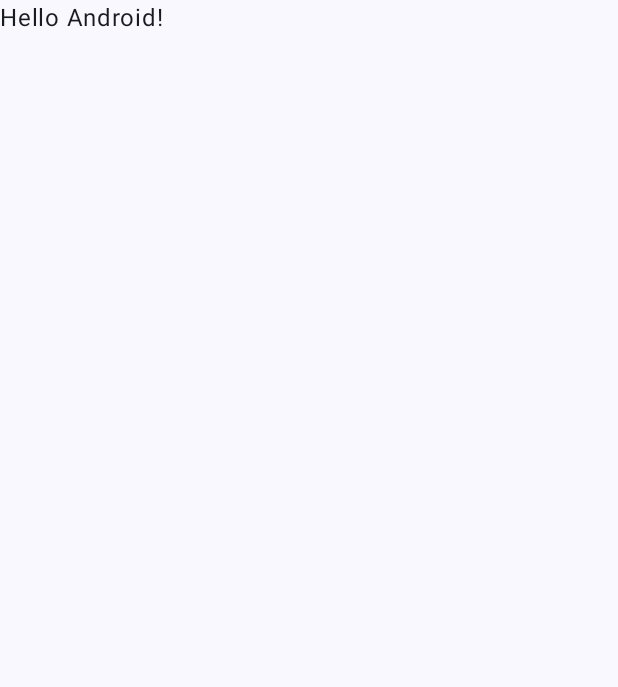
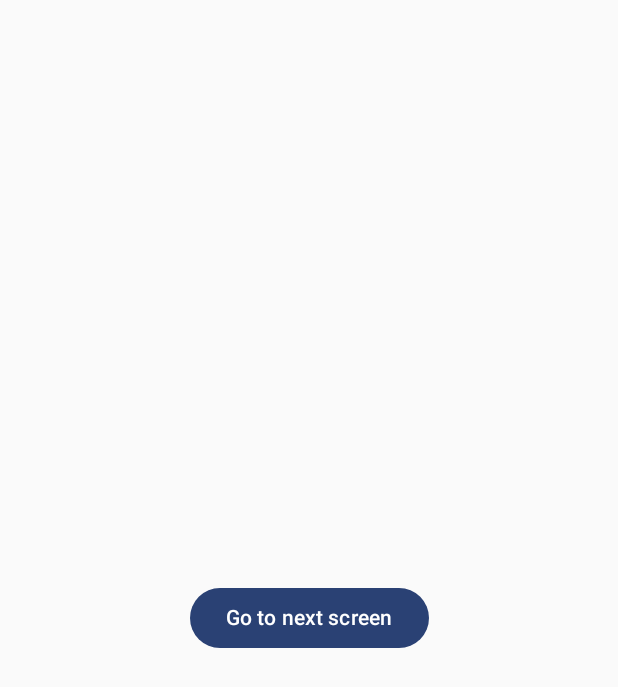
Before and after one commit to balajiprabhu-github/AndroidRefresher, an Android app built with Jetpack Compose: the screen it shows after launch (MainActivity), on a phone screen of 412 x 824 dp. Before the commit the part shown is almost empty. Shown: the top 687 px of the screen. Run offline under Robolectric (Android 15) with nearby library versions, the phone set to English and light mode, and no system bars.

Commit message:
explicit intents concepts

```diff
--- a/intent/src/main/AndroidManifest.xml
+++ b/intent/src/main/AndroidManifest.xml
@@ -19,6 +19,7 @@
                 <category android:name="android.intent.category.LAUNCHER" />
             </intent-filter>
         </activity>
+        <activity android:name=".explicit.SecondActivity"/>
     </application>
 
 </manifest>
--- a/intent/src/main/java/com/balajiprabhu/intent/MainActivity.kt
+++ b/intent/src/main/java/com/balajiprabhu/intent/MainActivity.kt
@@ -1,47 +1,61 @@
 package com.balajiprabhu.intent
 
+import android.content.Context
+import android.content.Intent
 import android.os.Bundle
+import android.widget.Toast
 import androidx.activity.ComponentActivity
 import androidx.activity.compose.setContent
 import androidx.activity.enableEdgeToEdge
+import androidx.activity.result.ActivityResult
+import androidx.activity.result.ActivityResultLauncher
+import androidx.activity.result.contract.ActivityResultContracts
+import androidx.compose.foundation.layout.Arrangement
+import androidx.compose.foundation.layout.Column
 import androidx.compose.foundation.layout.fillMaxSize
-import androidx.compose.foundation.layout.padding
-import androidx.compose.material3.Scaffold
+import androidx.compose.material3.Button
 import androidx.compose.material3.Text
 import androidx.compose.runtime.Composable
+import androidx.compose.ui.Alignment
 import androidx.compose.ui.Modifier
-import androidx.compose.ui.tooling.preview.Preview
+import androidx.compose.ui.platform.LocalContext
+import com.balajiprabhu.intent.explicit.SecondActivity
 import com.balajiprabhu.intent.ui.theme.AndroidRefreshTheme
 
 class MainActivity : ComponentActivity() {
     override fun onCreate(savedInstanceState: Bundle?) {
         super.onCreate(savedInstanceState)
         enableEdgeToEdge()
+        val launcher = registerForActivityResult(
+            ActivityResultContracts.StartActivityForResult()
+        ) { result : ActivityResult ->
+            if(result.resultCode == RESULT_OK) {
+                val returnMessage = result.data?.getStringExtra("returnMessage") ?: "No return message"
+                Toast.makeText(this, returnMessage, Toast.LENGTH_LONG).show()
+            }
+        }
         setContent {
             AndroidRefreshTheme {
-                Scaffold(modifier = Modifier.fillMaxSize()) { innerPadding ->
-                    Greeting(
-                        name = "Android",
-                        modifier = Modifier.padding(innerPadding)
-                    )
-                }
+                StartIntentScreen(launcher)
             }
         }
     }
 }
 
 @Composable
-fun Greeting(name: String, modifier: Modifier = Modifier) {
-    Text(
-        text = "Hello $name!",
-        modifier = modifier
-    )
-}
-
-@Preview(showBackground = true)
-@Composable
-fun GreetingPreview() {
-    AndroidRefreshTheme {
-        Greeting("Android")
+fun StartIntentScreen(launcher: ActivityResultLauncher<Intent>) {
+    val context: Context = LocalContext.current
+    Column(
+        modifier = Modifier.fillMaxSize(),
+        verticalArrangement = Arrangement.Center,
+        horizontalAlignment = Alignment.CenterHorizontally
+    ) {
+        Button(onClick = {
+            val intent = Intent(context, SecondActivity::class.java)
+            intent.putExtra("message", "Hello from MainActivity")
+            launcher.launch(intent)
+        }) {
+            Text(text = "Go to next screen")
+        }
     }
 }
```
Also changed, not shown: intent/src/main/java/com/balajiprabhu/intent/explicit/SecondActivity.kt (added, +71 -0 lines), 1 other file.
